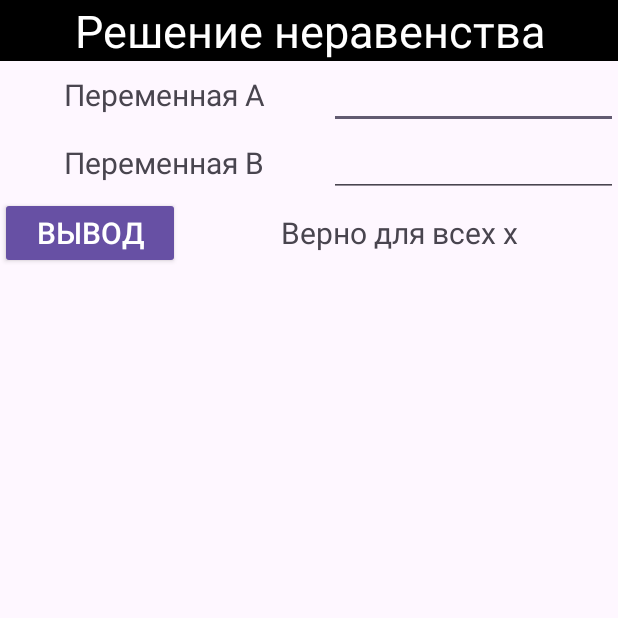
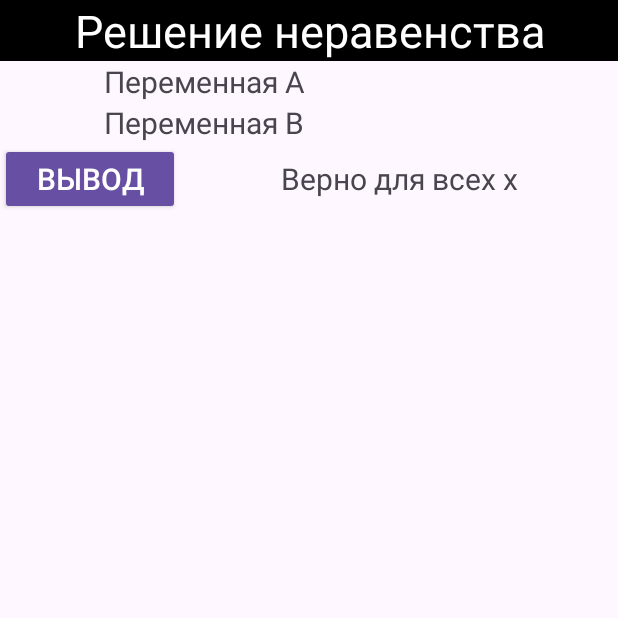
Before and after one commit to nNail2324/Materials, an Android app: the MainActivity screen opened directly, with no data from a screen before it, after a tap on "ВЫВОД", on a phone screen of 412 x 824 dp, the top half of it. Run offline under Robolectric (Android 15) with nearby library versions, the phone set to English and light mode, and no system bars.

Commit message:
new_commit

```diff
--- a/app/src/main/java/com/example/lr2_2/MainActivity.java
+++ b/app/src/main/java/com/example/lr2_2/MainActivity.java
@@ -2,6 +2,7 @@ package com.example.lr2_2;
 
 import androidx.appcompat.app.AppCompatActivity;
 
+import android.annotation.SuppressLint;
 import android.content.Intent;
 import android.os.Bundle;
 import android.view.View;
@@ -9,20 +10,23 @@ import android.widget.EditText;
 import android.widget.TextView;
 
 public class MainActivity extends AppCompatActivity {
+    TextView VarA, VarB;
 
     @Override
     protected void onCreate(Bundle savedInstanceState) {
         super.onCreate(savedInstanceState);
         setContentView(R.layout.activity_main);
+        Intent intent = getIntent();
+
+        VarA = findViewById(R.id.varA);
+        VarB = findViewById(R.id.varB);
+        VarA.setText(intent.getStringExtra("varA"));
+        VarB.setText(intent.getStringExtra("varB"));
     }
 
     public void change(View view) {
-        Intent intent = getIntent();
-        EditText VarA = findViewById(R.id.varA);
-        EditText VarB = findViewById(R.id.varB);
         TextView result = findViewById(R.id.tv1);
-        VarA.setText(intent.getStringExtra("varA"));
-        VarB.setText(intent.getStringExtra("varB"));
+
         String textA = VarA.getText().toString();
         String textB = VarB.getText().toString();
         double numberA = 0;
@@ -38,8 +42,8 @@ public class MainActivity extends AppCompatActivity {
             }
         }
 
-        String X1 = Double.toString(numberB/numberA);
-        String X2 = Double.toString(-numberB/numberA);
+        String X1 = String.format("%.3f", numberB/numberA);
+        String X2 = String.format("%.3f", -numberB/numberA);
 
         if (numberA > 0 && numberB > 0) {
             result.setText("Нет решений");
--- a/app/src/main/res/layout/activity_main.xml
+++ b/app/src/main/res/layout/activity_main.xml
@@ -26,38 +26,40 @@
             <TextView
                 android:layout_width="wrap_content"
                 android:layout_height="match_parent"
-                android:layout_weight="0.5"
+                android:layout_weight="1"
                 android:text="Переменная A"
                 android:textSize="20sp"
                 android:gravity="center">
             </TextView>
 
-            <EditText
+            <TextView
                 android:id="@+id/varA"
-                android:inputType="numberSigned"
                 android:layout_width="match_parent"
                 android:layout_height="wrap_content"
-                android:layout_weight="1">
-            </EditText>
+                android:layout_weight="1"
+                android:textSize="20sp"
+                android:gravity="center">
+            </TextView>
         </TableRow>
 
         <TableRow>
             <TextView
                 android:layout_width="wrap_content"
                 android:layout_height="match_parent"
-                android:layout_weight="0.5"
+                android:layout_weight="1"
                 android:text="Переменная B"
                 android:textSize="20sp"
                 android:gravity="center">
             </TextView>
 
-            <EditText
+            <TextView
                 android:id="@+id/varB"
-                android:inputType="numberSigned"
                 android:layout_width="match_parent"
                 android:layout_height="wrap_content"
-                android:layout_weight="1">
-            </EditText>
+                android:layout_weight="1"
+                android:textSize="20sp"
+                android:gravity="center">
+            </TextView>
         </TableRow>
 
     </TableLayout>
```
Also changed, not shown: app/src/main/res/layout/activity_solution.xml (+26 -0 lines).
